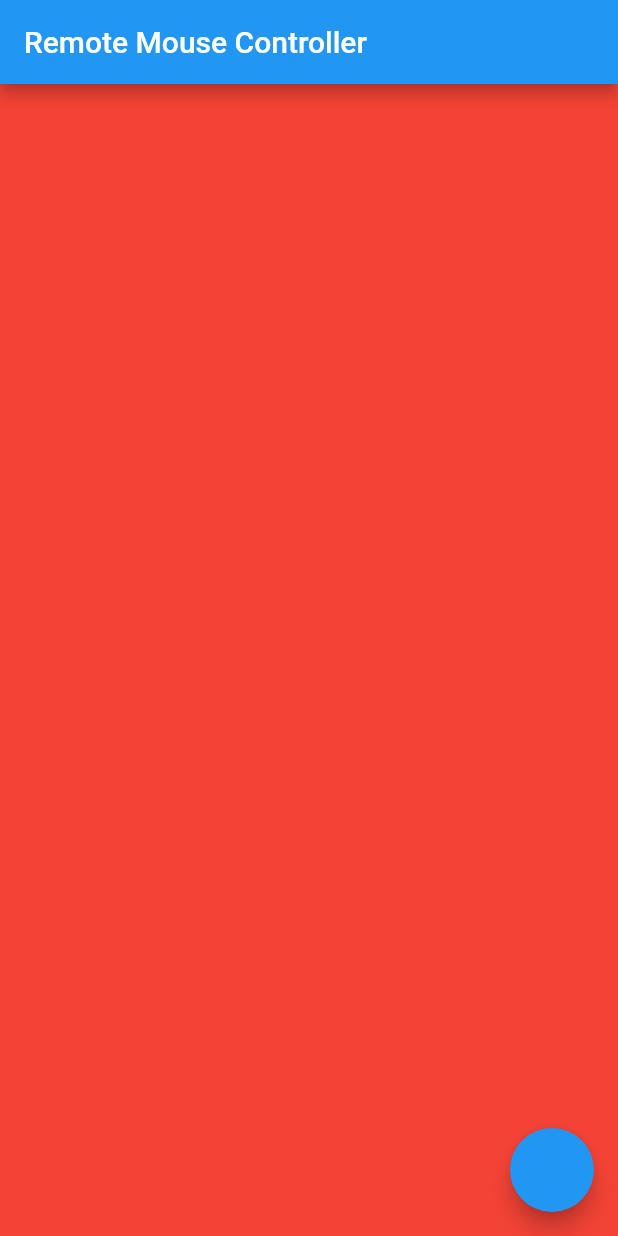
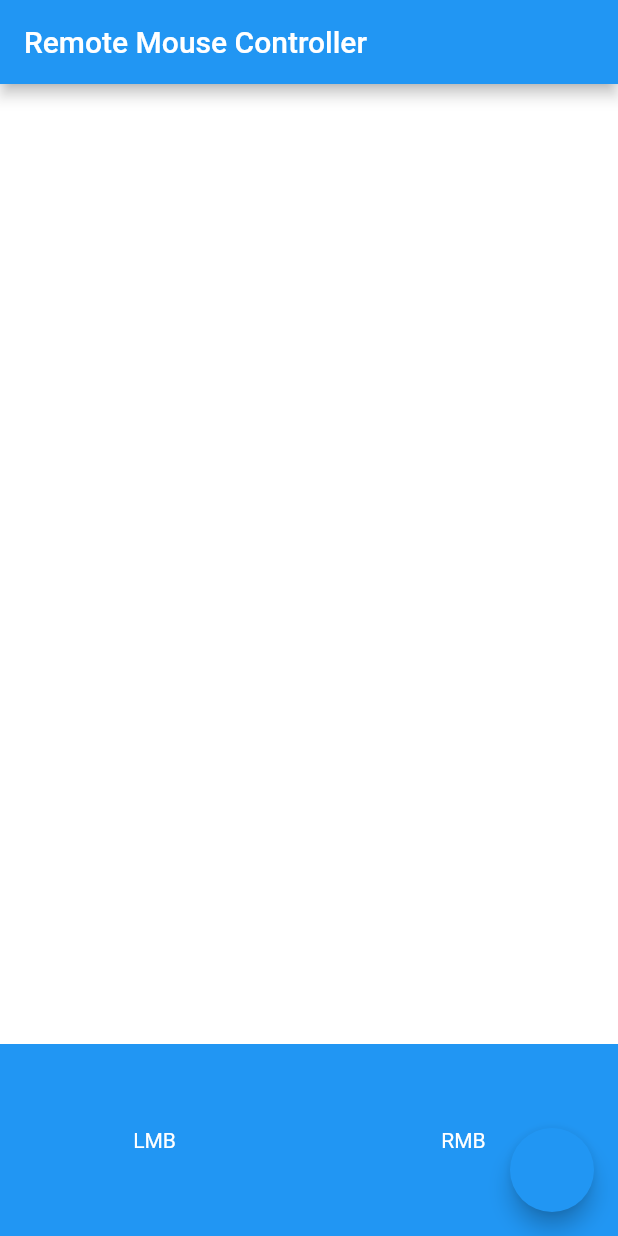
Before and after one commit to esagulto/phone-controller-backend, a Flutter app: the screen it shows after launch, on a phone screen of 412 x 824 dp. Run offline on Flutter 3.47's test engine with Material 2 defaults, Android fonts, the phone set to English and light mode, and no system bars; our stand-ins replace socket_io_client.

Commit message:
added mouse click events

```diff
--- a/Flutter_app/lib/functions/connections.dart
+++ b/Flutter_app/lib/functions/connections.dart
@@ -24,6 +24,10 @@ class CommandTransfer {
     socket.emit('onPanDown', initialPosition);
   }
 
+  void sendClickCommand(String mouseButton) {
+    socket.emit('Click', mouseButton);
+  }
+
   void sendPanEnd() {
     socket.emit('onPanEnd', 'hands up');
   }
--- a/Flutter_app/lib/screens/track_screen.dart
+++ b/Flutter_app/lib/screens/track_screen.dart
@@ -22,8 +22,11 @@ class _TrackpadState extends State<Trackpad> {
           commandTransfer.connect();
         },
       ),
-      body: Container(
-        color: Colors.red,
+      body: Column(children: <Widget>[
+        Expanded(
+          flex: 5,
+          child: Container(
+            color: Colors.white,
             child: GestureDetector(
               onPanUpdate: (value) {
                 commandTransfer.sendTrackMovement(value.delta);
@@ -33,6 +36,46 @@ class _TrackpadState extends State<Trackpad> {
               },
             ),
           ),
+        ),
+        Expanded(
+          flex: 1,
+          child: Row(
+            crossAxisAlignment: CrossAxisAlignment.stretch,
+            children: <Widget>[
+              Expanded(
+                child: Container(
+                  color: Colors.blue,
+                  child: GestureDetector(
+                    onTap: () {
+                      commandTransfer.sendClickCommand('LMB');
+                    },
+                    child: const Center(
+                        child: Text(
+                      'LMB',
+                      style: TextStyle(color: Colors.white),
+                    )),
+                  ),
+                ),
+              ),
+              Expanded(
+                child: Container(
+                  color: Colors.blue,
+                  child: GestureDetector(
+                    onTap: () {
+                      commandTransfer.sendClickCommand('RMB');
+                    },
+                    child: const Center(
+                        child: Text(
+                      'RMB',
+                      style: TextStyle(color: Colors.white),
+                    )),
+                  ),
+                ),
+              )
+            ],
+          ),
+        ),
+      ]),
     );
   }
 }
```
Also changed, not shown: 1 other file. Lines whose indentation alone changed are shown as unchanged.
